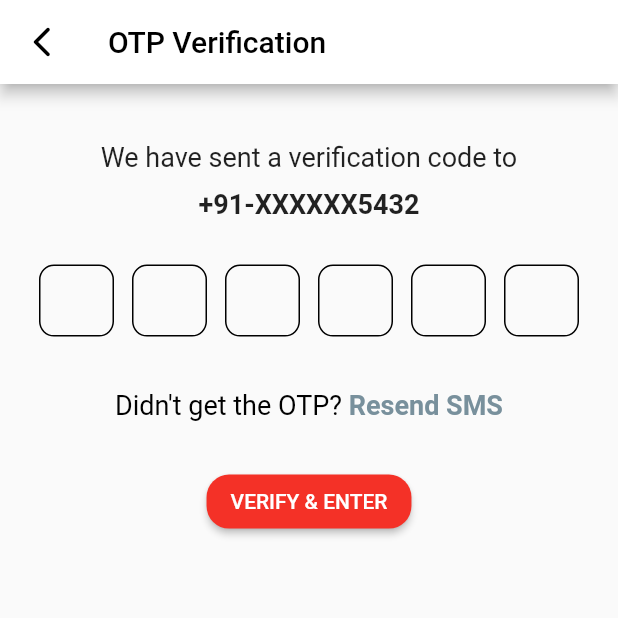
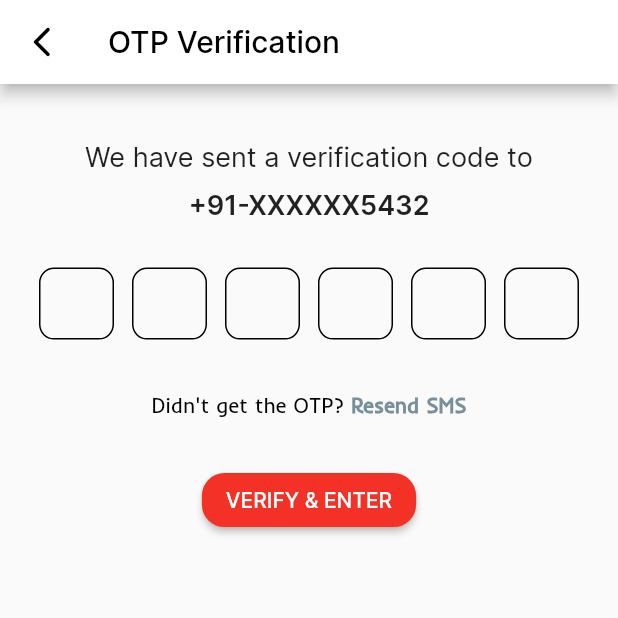
Before and after one commit to AyusHSahU1506/Assignment-3-Foodie, a Flutter app: the screen it shows after launch, after a tap on "Continue", on a phone screen of 412 x 824 dp, the top half of it. Run offline on Flutter 3.47's test engine with Material 2 defaults, Android fonts, the phone set to English and light mode, and no system bars; drawn by our look-alikes of otp_text_field; our stand-ins replace intl_phone_field.

```diff
--- a/lib/OtpScreen.dart
+++ b/lib/OtpScreen.dart
@@ -2,6 +2,7 @@ import 'dart:ui';
 
 import 'package:flutter/material.dart';
 import 'package:flutter/services.dart';
+import 'package:foodie/ShopPage.dart';
 import 'package:otp_text_field/otp_text_field.dart';
 import 'package:otp_text_field/style.dart';
 
@@ -30,7 +31,7 @@ class _OTPPageState extends State<otpScreen> {
           ),
           title: const Text(
             'OTP Verification',
-            style: TextStyle(color: Colors.black),
+            style: TextStyle(color: Colors.black, fontFamily: 'Inter'),
           ),
           backgroundColor: Colors.white),
       body: LayoutBuilder(
@@ -45,6 +46,7 @@ class _OTPPageState extends State<otpScreen> {
               const Text(
                 "We have sent a verification code to",
                 style: TextStyle(
+                  fontFamily: 'Inter',
                   fontSize: 18,
                   fontWeight: FontWeight.w400,
                 ),
@@ -54,7 +56,10 @@ class _OTPPageState extends State<otpScreen> {
               ),
               const Text(
                 "+91-XXXXXX5432",
-                style: TextStyle(fontSize: 18, fontWeight: FontWeight.w600),
+                style: TextStyle(
+                    fontSize: 18,
+                    fontFamily: 'Inter',
+                    fontWeight: FontWeight.w600),
               ),
               Padding(
                 padding:
@@ -89,13 +94,15 @@ class _OTPPageState extends State<otpScreen> {
                 text: TextSpan(
                   text: "Didn't get the OTP? ",
                   style: const TextStyle(
-                      fontSize: 18,
+                      fontFamily: 'Inder',
+                      fontSize: 14,
                       fontWeight: FontWeight.w400,
                       color: Colors.black),
                   children: <TextSpan>[
                     TextSpan(
                         text: 'Resend SMS',
                         style: TextStyle(
+                            fontFamily: 'Inder',
                             fontWeight: FontWeight.w600,
                             color: Colors.blueGrey.shade400)),
                   ],
@@ -105,7 +112,12 @@ class _OTPPageState extends State<otpScreen> {
                 height: 30,
               ),
               ElevatedButton(
-                onPressed: () {},
+                onPressed: () {
+                  Navigator.push(
+                      context,
+                      MaterialPageRoute(
+                          builder: (context) => const shopPage()));
+                },
                 style: ElevatedButton.styleFrom(
                   backgroundColor: const Color(0xfff43127),
                   shape: RoundedRectangleBorder(
@@ -114,6 +126,7 @@ class _OTPPageState extends State<otpScreen> {
                 ),
                 child: const Text(
                   "VERIFY & ENTER",
+                  style: TextStyle(fontFamily: 'Inter'),
                 ),
               ),
             ],
--- /dev/null
+++ b/lib/ShopPage.dart
@@ -0,0 +1,49 @@
+import 'package:flutter/material.dart';
+
+class shopPage extends StatefulWidget {
+  const shopPage({super.key});
+
+  @override
+  State<shopPage> createState() => _shopPageState();
+}
+
+class _shopPageState extends State<shopPage> {
+  @override
+  Widget build(BuildContext context) {
+    double w = MediaQuery.of(context).size.width;
+    double h = MediaQuery.of(context).size.width;
+    return Scaffold(
+      backgroundColor: const Color(0xffffe7dc),
+      body: SafeArea(
+        child: SizedBox(
+          height: h,
+          width: w,
+          child: Padding(
+            padding: EdgeInsets.symmetric(horizontal: 10),
+            child: Column(
+              children: [
+                Row(
+                  children: [
+                    Icon(
+                      Icons.location_on,
+                      size: 45,
+                      color: Color(0xfff43127),
+                    ),
+                    ListView(
+                      children: [
+                        ListTile(
+                          title: Text("Location"),
+                          subtitle: Text("XYZ Location ABC Street"),
+                        ),
+                      ],
+                    )
+                  ],
+                ),
+              ],
+            ),
+          ),
+        ),
+      ),
+    );
+  }
+}
--- a/lib/SignInScreen.dart
+++ b/lib/SignInScreen.dart
@@ -1,5 +1,6 @@
 import 'package:flutter/material.dart';
 import 'package:foodie/OtpScreen.dart';
+import 'package:intl_phone_field/intl_phone_field.dart';
 
 class SignInScreen extends StatefulWidget {
   const SignInScreen({super.key});
@@ -29,7 +30,7 @@ class _SignInScreenState extends State<SignInScreen> {
                 ),
               ),
               const SizedBox(
-                height: 20,
+                height: 15,
               ),
               const Center(
                 child: Text(
@@ -53,7 +54,7 @@ class _SignInScreenState extends State<SignInScreen> {
                   ),
                   Positioned(
                       bottom: .01,
-                      left: 130,
+                      left: 125,
                       child: Container(
                           color: Colors.white,
                           child: Text(
@@ -67,67 +68,22 @@ class _SignInScreenState extends State<SignInScreen> {
                 ],
               ),
               const SizedBox(
-                height: 10,
+                height: 15,
               ),
-              Padding(
-                padding:
-                    const EdgeInsets.symmetric(horizontal: 25, vertical: 10),
-                child: Row(
-                  children: [
-                    Container(
-                      width: w * .15,
-                      height: h * .12,
-                      decoration: BoxDecoration(
-                        border: Border.all(
-                          width: 1,
-                          color: Colors.blueGrey,
-                        ),
-                        borderRadius:
-                            const BorderRadius.all(Radius.circular(10)),
-                      ),
-                      child: Padding(
-                        padding: const EdgeInsets.all(9.0),
-                        child: Image.asset("assets/icons/india.png"),
-                      ),
-                    ),
-                    const SizedBox(
-                      width: 10,
-                    ),
-                    Container(
-                      width: w * .69,
-                      height: h * .12,
-                      decoration: BoxDecoration(
-                        border: Border.all(
-                          width: 1,
-                          color: Colors.blueGrey,
-                        ),
-                        borderRadius:
-                            const BorderRadius.all(Radius.circular(10)),
-                      ),
-                      child: Center(
-                        child: TextFormField(
-                          style: const TextStyle(
-                              fontSize: 18, fontWeight: FontWeight.w500),
-                          keyboardType: TextInputType.phone,
-                          cursorColor: Colors.red,
-                          decoration: const InputDecoration(
-                              prefixText: "+91 ",
-                              prefixStyle: TextStyle(
-                                  fontWeight: FontWeight.w500,
-                                  fontSize: 18,
-                                  fontFamily: 'Inder'),
-                              border: InputBorder.none,
-                              hintText: 'Enter Phone Number',
-                              hintStyle: TextStyle(fontFamily: 'Inter')),
-                        ),
-                      ),
-                    ),
-                  ],
-                ),
-              ),
-              const SizedBox(
-                height: 10,
-              ),
+              const Padding(
+                  padding: EdgeInsets.symmetric(horizontal: 25, vertical: 5),
+                  child: Form(
+                      child: IntlPhoneField(
+                    initialCountryCode: 'IN',
+                    decoration: InputDecoration(
+                        // focusedBorder: InputBorder.none,
+                        disabledBorder: InputBorder.none,
+                        hintText: "Enter Phone Number",
+                        hintStyle: TextStyle(fontFamily: 'Inter'),
+                        border: OutlineInputBorder(
+                            borderRadius:
+                                BorderRadius.all(Radius.circular(20)))),
+                  ))),
               SizedBox(
                 width: w * .87,
                 height: h * .11,
@@ -221,7 +177,46 @@ class _SignInScreenState extends State<SignInScreen> {
                     ),
                   )
                 ],
-              )
+              ),
+              const SizedBox(
+                height: 30,
+              ),
+              RichText(
+                text: const TextSpan(
+                  text: "            By continuing, you agree to our\n",
+                  style: TextStyle(
+                      fontFamily: 'Inder',
+                      fontSize: 12,
+                      fontWeight: FontWeight.w400,
+                      color: Colors.black),
+                  children: <TextSpan>[
+                    TextSpan(
+                        text: 'Terms os Service ',
+                        style: TextStyle(
+                            fontFamily: 'Inder',
+                            fontWeight: FontWeight.w400,
+                            color: Color(0xfff43127))),
+                    TextSpan(
+                        text: 'Privacy Policy',
+                        style: TextStyle(
+                            fontFamily: 'Inder',
+                            fontWeight: FontWeight.w400,
+                            color: Color(0xfff43127))),
+                    TextSpan(
+                        text: ' & ',
+                        style: TextStyle(
+                          fontFamily: 'Inder',
+                          fontWeight: FontWeight.w400,
+                        )),
+                    TextSpan(
+                        text: 'Content Policy',
+                        style: TextStyle(
+                            fontWeight: FontWeight.w400,
+                            fontFamily: 'Inder',
+                            color: Color(0xfff43127))),
+                  ],
+                ),
+              ),
             ],
           ),
         ));
--- a/pubspec.yaml
+++ b/pubspec.yaml
@@ -8,8 +8,11 @@ environment:
 
 dependencies:
   chewie: ^1.7.1
+  country_code_picker: ^3.0.0
   flutter:
     sdk: flutter
+  flutter_screenutil: ^5.9.0
+  intl_phone_field: ^3.2.0
   otp_text_field: ^1.1.3
   video_player: ^2.7.1
 
```
Also changed, not shown: pubspec.lock.
